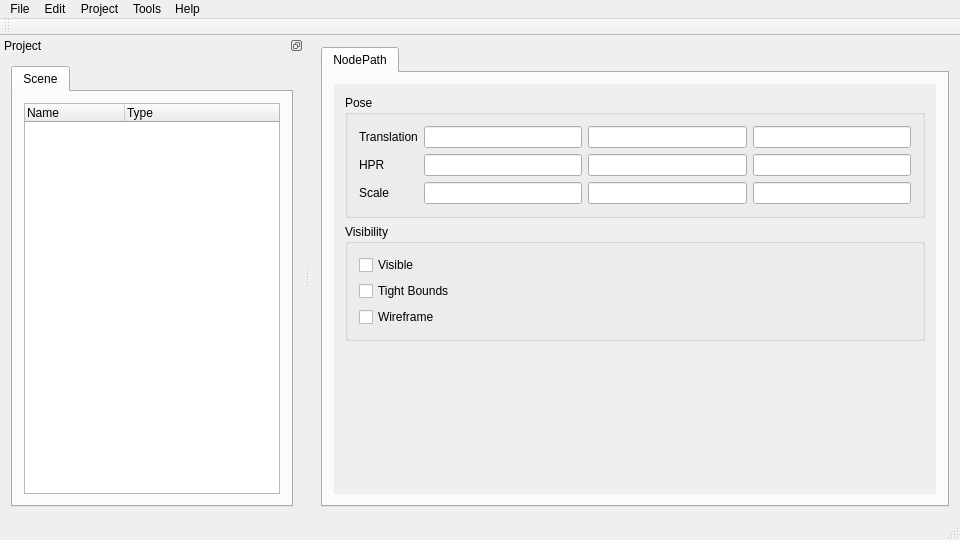
First picture: the form in src/main_window.ui, repository bluekyu/rpeditor, before the edit.
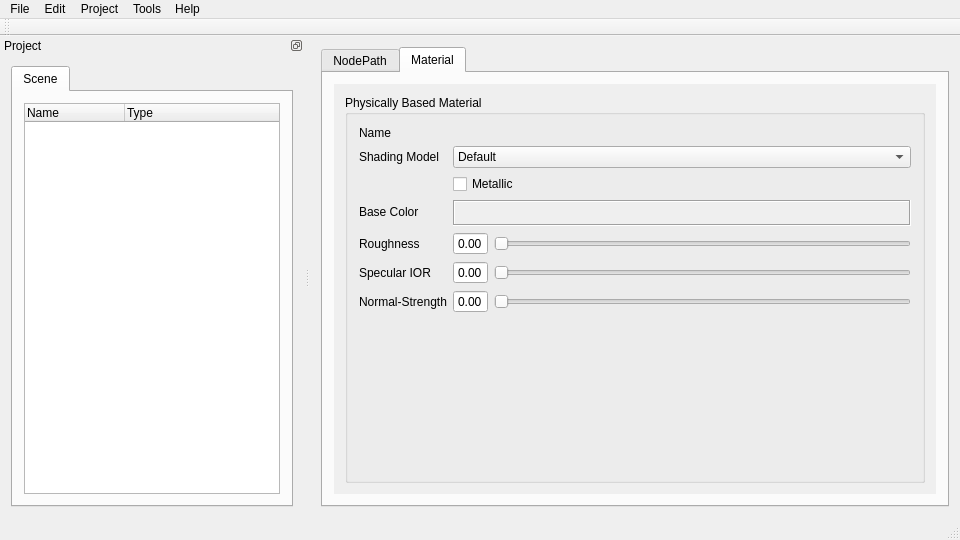
Second picture: the form after the edit. The open tabs and pages were chosen to show the change.

Commit message: Add material tab UI (#1).

Diff of the .ui file:
```diff
--- a/src/main_window.ui
+++ b/src/main_window.ui
@@ -179,6 +179,268 @@
         </item>
        </layout>
       </widget>
+      <widget class="QWidget" name="material_tab_">
+       <attribute name="title">
+        <string>Material</string>
+       </attribute>
+       <layout class="QHBoxLayout" name="horizontalLayout_6">
+        <item>
+         <widget class="QScrollArea" name="material_area_">
+          <property name="frameShape">
+           <enum>QFrame::NoFrame</enum>
+          </property>
+          <property name="horizontalScrollBarPolicy">
+           <enum>Qt::ScrollBarAlwaysOff</enum>
+          </property>
+          <property name="widgetResizable">
+           <bool>true</bool>
+          </property>
+          <widget class="QWidget" name="scrollAreaWidgetContents_2">
+           <property name="geometry">
+            <rect>
+             <x>0</x>
+             <y>0</y>
+             <width>619</width>
+             <height>425</height>
+            </rect>
+           </property>
+           <layout class="QVBoxLayout" name="verticalLayout_5">
+            <item>
+             <widget class="QGroupBox" name="material_pbm_groupbox_">
+              <property name="title">
+               <string>Physically Based Material</string>
+              </property>
+              <layout class="QVBoxLayout" name="verticalLayout_4">
+               <item>
+                <layout class="QFormLayout" name="formLayout">
+                 <item row="4" column="0">
+                  <widget class="QLabel" name="base_color_label_">
+                   <property name="text">
+                    <string>Base Color</string>
+                   </property>
+                  </widget>
+                 </item>
+                 <item row="1" column="0">
+                  <widget class="QLabel" name="material_name_label_of_label_">
+                   <property name="text">
+                    <string>Name</string>
+                   </property>
+                  </widget>
+                 </item>
+                 <item row="1" column="1">
+                  <widget class="QLabel" name="material_name_label_">
+                   <property name="text">
+                    <string/>
+                   </property>
+                  </widget>
+                 </item>
+                 <item row="2" column="1">
+                  <widget class="QComboBox" name="material_shading_model_combobox_">
+                   <item>
+                    <property name="text">
+                     <string>Default</string>
+                    </property>
+                   </item>
+                   <item>
+                    <property name="text">
+                     <string>Emessive</string>
+                    </property>
+                   </item>
+                   <item>
+                    <property name="text">
+                     <string>Clearcoat</string>
+                    </property>
+                   </item>
+                   <item>
+                    <property name="text">
+                     <string>Transparent</string>
+                    </property>
+                   </item>
+                   <item>
+                    <property name="text">
+                     <string>Skin</string>
+                    </property>
+                   </item>
+                   <item>
+                    <property name="text">
+                     <string>Foliage</string>
+                    </property>
+                   </item>
+                  </widget>
+                 </item>
+                 <item row="2" column="0">
+                  <widget class="QLabel" name="shading_model_label_">
+                   <property name="text">
+                    <string>Shading Model</string>
+                   </property>
+                  </widget>
+                 </item>
+                 <item row="3" column="1">
+                  <widget class="QCheckBox" name="material_matallic_checkbox_">
+                   <property name="text">
+                    <string>Metallic</string>
+                   </property>
+                  </widget>
+                 </item>
+                 <item row="4" column="1">
+                  <widget class="QFrame" name="frame">
+                   <property name="frameShape">
+                    <enum>QFrame::Box</enum>
+                   </property>
+                   <property name="frameShadow">
+                    <enum>QFrame::Sunken</enum>
+                   </property>
+                   <layout class="QHBoxLayout" name="horizontalLayout_7">
+                    <property name="spacing">
+                     <number>0</number>
+                    </property>
+                    <property name="leftMargin">
+                     <number>0</number>
+                    </property>
+                    <property name="topMargin">
+                     <number>0</number>
+                    </property>
+                    <property name="rightMargin">
+                     <number>0</number>
+                    </property>
+                    <property name="bottomMargin">
+                     <number>0</number>
+                    </property>
+                    <item>
+                     <widget class="QPushButton" name="material_base_color_dialog_button_">
+                      <property name="autoFillBackground">
+                       <bool>true</bool>
+                      </property>
+                      <property name="text">
+                       <string/>
+                      </property>
+                      <property name="flat">
+                       <bool>true</bool>
+                      </property>
+                     </widget>
+                    </item>
+                   </layout>
+                  </widget>
+                 </item>
+                 <item row="5" column="1">
+                  <layout class="QHBoxLayout" name="horizontalLayout_8">
+                   <item>
+                    <widget class="QDoubleSpinBox" name="material_roughness_spinbox_">
+                     <property name="buttonSymbols">
+                      <enum>QAbstractSpinBox::NoButtons</enum>
+                     </property>
+                     <property name="maximum">
+                      <double>1.000000000000000</double>
+                     </property>
+                     <property name="singleStep">
+                      <double>0.010000000000000</double>
+                     </property>
+                    </widget>
+                   </item>
+                   <item>
+                    <widget class="QSlider" name="material_roughness_slider_">
+                     <property name="maximum">
+                      <number>100</number>
+                     </property>
+                     <property name="orientation">
+                      <enum>Qt::Horizontal</enum>
+                     </property>
+                    </widget>
+                   </item>
+                  </layout>
+                 </item>
+                 <item row="5" column="0">
+                  <widget class="QLabel" name="material_roughness_label_">
+                   <property name="text">
+                    <string>Roughness</string>
+                   </property>
+                  </widget>
+                 </item>
+                 <item row="6" column="1">
+                  <layout class="QHBoxLayout" name="horizontalLayout_9">
+                   <item>
+                    <widget class="QDoubleSpinBox" name="material_speuclar_ior_spinbox_">
+                     <property name="buttonSymbols">
+                      <enum>QAbstractSpinBox::NoButtons</enum>
+                     </property>
+                     <property name="maximum">
+                      <double>2.510000000000000</double>
+                     </property>
+                     <property name="singleStep">
+                      <double>0.010000000000000</double>
+                     </property>
+                    </widget>
+                   </item>
+                   <item>
+                    <widget class="QSlider" name="material_speuclar_ior_slider_">
+                     <property name="minimum">
+                      <number>100</number>
+                     </property>
+                     <property name="maximum">
+                      <number>251</number>
+                     </property>
+                     <property name="orientation">
+                      <enum>Qt::Horizontal</enum>
+                     </property>
+                    </widget>
+                   </item>
+                  </layout>
+                 </item>
+                 <item row="6" column="0">
+                  <widget class="QLabel" name="material_specular_ior_label_">
+                   <property name="text">
+                    <string>Specular IOR</string>
+                   </property>
+                  </widget>
+                 </item>
+                 <item row="7" column="1">
+                  <layout class="QHBoxLayout" name="horizontalLayout_10">
+                   <item>
+                    <widget class="QDoubleSpinBox" name="material_normal_strength_spinbox_">
+                     <property name="buttonSymbols">
+                      <enum>QAbstractSpinBox::NoButtons</enum>
+                     </property>
+                     <property name="maximum">
+                      <double>1.000000000000000</double>
+                     </property>
+                     <property name="singleStep">
+                      <double>0.010000000000000</double>
+                     </property>
+                    </widget>
+                   </item>
+                   <item>
+                    <widget class="QSlider" name="material_normal_strength_slider_">
+                     <property name="minimum">
+                      <number>0</number>
+                     </property>
+                     <property name="maximum">
+                      <number>100</number>
+                     </property>
+                     <property name="orientation">
+                      <enum>Qt::Horizontal</enum>
+                     </property>
+                    </widget>
+                   </item>
+                  </layout>
+                 </item>
+                 <item row="7" column="0">
+                  <widget class="QLabel" name="material_normal_strength_label_">
+                   <property name="text">
+                    <string>Normal-Strength</string>
+                   </property>
+                  </widget>
+                 </item>
+                </layout>
+               </item>
+              </layout>
+             </widget>
+            </item>
+           </layout>
+          </widget>
+         </widget>
+        </item>
+       </layout>
+      </widget>
      </widget>
     </item>
    </layout>
```
Left out of the diff: 2 changed lines with no effect on the pictures. The commit also changes 1 other file.
